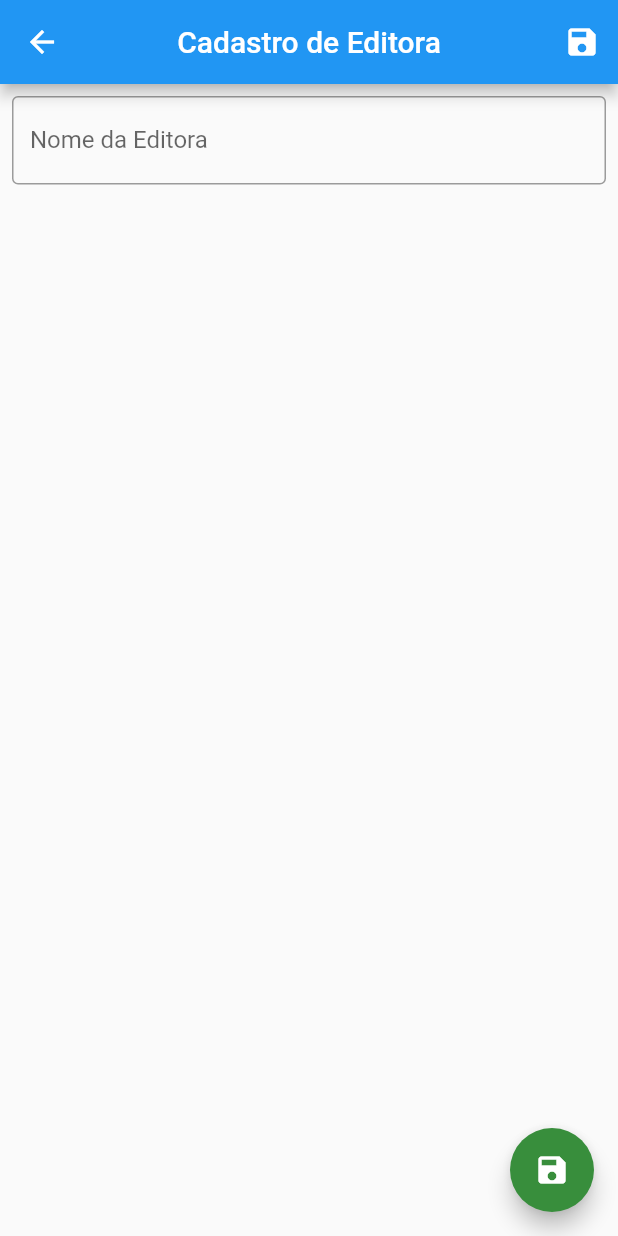
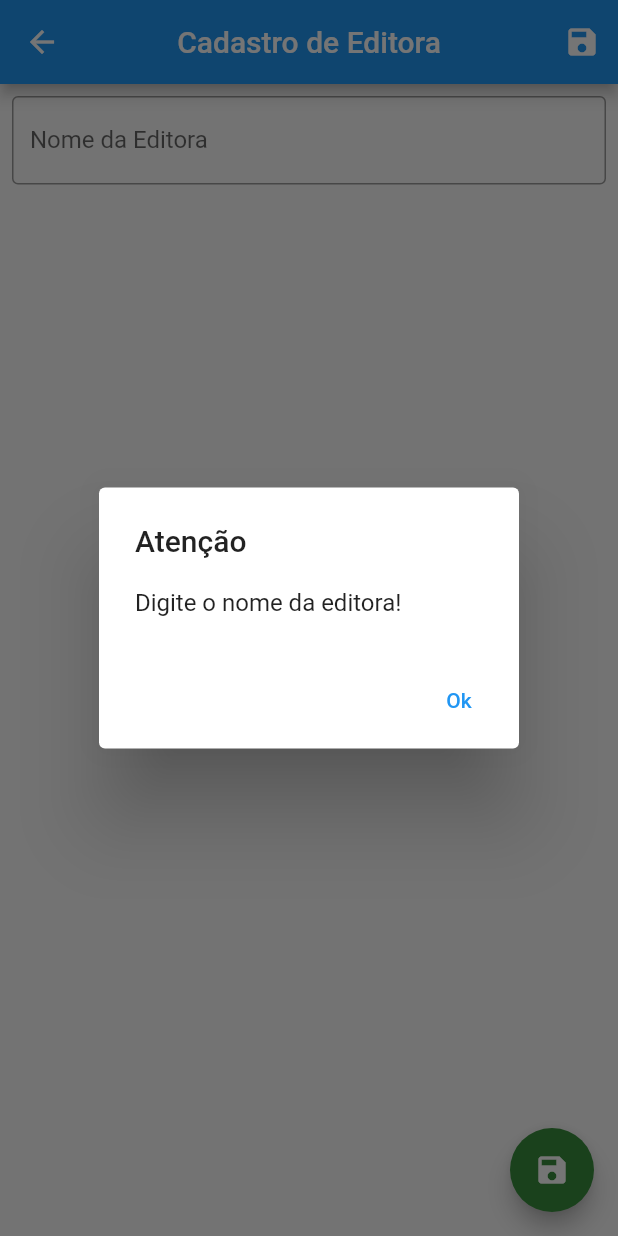
Before and after one commit to marcosdv/aula02_pos_25_06_2022, a Flutter app: the CadEditoraPage screen opened directly, after a tap on the "save" icon, on a phone screen of 412 x 824 dp. Run offline on Flutter 3.47's test engine with Material 2 defaults, Android fonts, the phone set to English and light mode, and no system bars; our stand-ins replace sqflite; accounts and stored records are empty.

Commit message:
Criado widget de mensagem de alerta para emitir alertas e mensagens

```diff
--- /dev/null
+++ b/lib/enums/botao_enum.dart
@@ -0,0 +1,4 @@
+enum BotaoEnum {
+  texto,
+  quadrado
+}
--- a/lib/ui/pages/cad_editora_page.dart
+++ b/lib/ui/pages/cad_editora_page.dart
@@ -1,4 +1,5 @@
 import 'package:aula02_pos_25_06_2022/datasources/datasources.dart';
+import 'package:aula02_pos_25_06_2022/enums/botao_enum.dart';
 import 'package:aula02_pos_25_06_2022/models/models.dart';
 import 'package:aula02_pos_25_06_2022/ui/ui.dart';
 import 'package:flutter/material.dart';
@@ -73,6 +74,14 @@ class _CadEditoraPageState extends State<CadEditoraPage> {
 
   void _salvar() {
     if (_nomeController.text.isEmpty) {
+      MensagemAlerta().show(
+        context: context,
+        titulo: 'Atenção',
+        texto: 'Digite o nome da editora!',
+        botoes: [
+          Botao(texto: 'Ok', tipo: BotaoEnum.texto, clique: () { Navigator.pop(context); }),
+        ]
+      );
       return;
     }
 
--- /dev/null
+++ b/lib/ui/widgets/botao.dart
@@ -0,0 +1,30 @@
+import 'package:aula02_pos_25_06_2022/enums/botao_enum.dart';
+import 'package:flutter/material.dart';
+
+class Botao extends StatelessWidget {
+  final String texto;
+  final BotaoEnum tipo;
+  final VoidCallback clique;
+
+  const Botao({
+    required this.texto,
+    this.tipo = BotaoEnum.quadrado,
+    required this.clique,
+    Key? key}) : super(key: key);
+
+  @override
+  Widget build(BuildContext context) {
+    switch (tipo) {
+      case BotaoEnum.texto: return _criarBotaoTexto();
+      default: return _criarBotaoQuadrado();
+    }
+  }
+
+  Widget _criarBotaoQuadrado() {
+    return ElevatedButton(onPressed: clique, child: Text(texto));
+  }
+
+  Widget _criarBotaoTexto() {
+    return TextButton(onPressed: clique, child: Text(texto));
+  }
+}
--- /dev/null
+++ b/lib/ui/widgets/mensagem_alerta.dart
@@ -0,0 +1,20 @@
+import 'package:flutter/material.dart';
+
+class MensagemAlerta {
+  void show({
+    required BuildContext context,
+    required String titulo,
+    required String texto,
+    required List<Widget> botoes
+  }) {
+    showDialog(context: context,
+      builder: (context) {
+        return AlertDialog(
+          title: Text(titulo),
+          content: Text(texto),
+          actions: botoes,
+        );
+      }
+    );
+  }
+}
--- a/lib/ui/widgets/widgets.dart
+++ b/lib/ui/widgets/widgets.dart
@@ -1,2 +1,4 @@
 export 'background_dismissible.dart';
+export 'botao.dart';
 export 'campo_texto.dart';
+export 'mensagem_alerta.dart';
```
